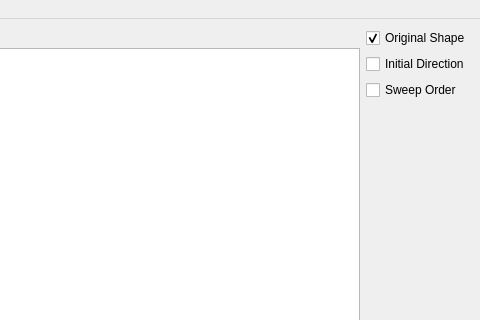
This is src/ads/ccpp/desktop-tool/ui/mainwindow.ui in Ipiano/coverage-planning as Qt 5 draws it before an edit; both pictures show x 320 to 800 and y 0 to 320 of the 800 by 600 pixel window. The edited form follows.
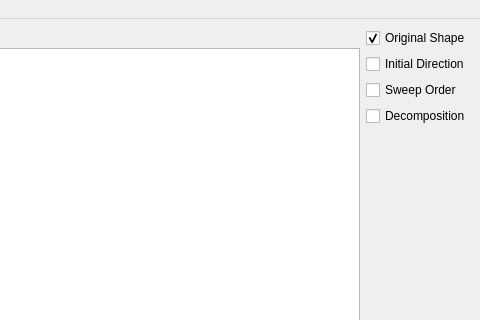
This is the edited form.

Commit message: Add UI to display decomposition

What changed in the file:
```diff
--- a/src/ads/ccpp/desktop-tool/ui/mainwindow.ui
+++ b/src/ads/ccpp/desktop-tool/ui/mainwindow.ui
@@ -55,6 +55,13 @@
         </property>
        </widget>
       </item>
+      <item>
+       <widget class="QCheckBox" name="checkBox_decomposition">
+        <property name="text">
+         <string>Decomposition</string>
+        </property>
+       </widget>
+      </item>
       <item>
        <spacer name="verticalSpacer">
         <property name="orientation">
```
The commit also changes 2 other files.
